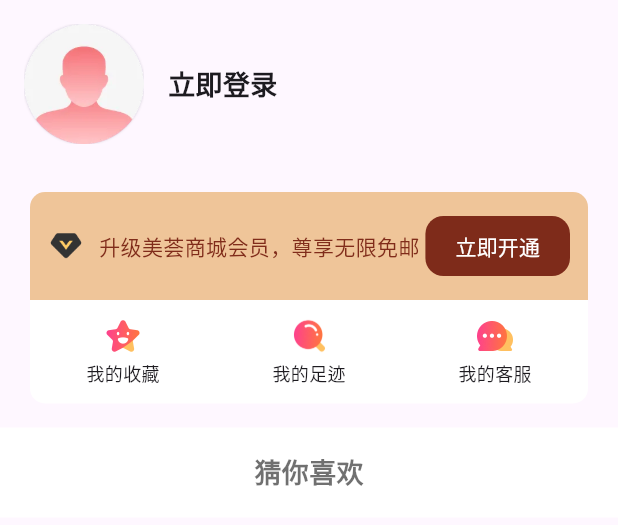
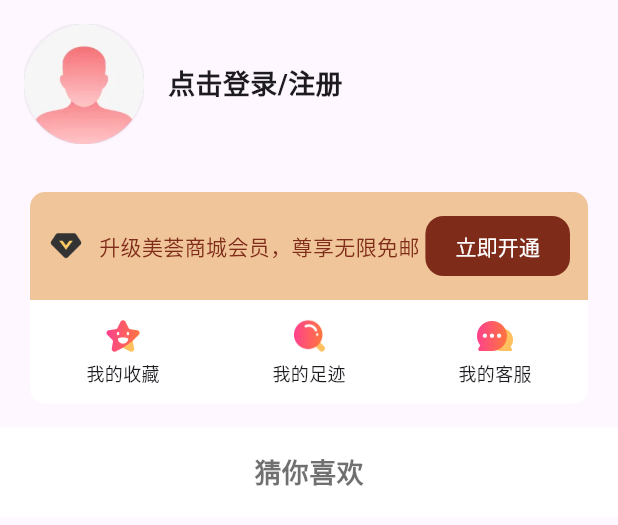
Before and after one commit to GoldenSide/flutter_shop, a Flutter app: the MineView widget shown alone on an empty page, opened directly, on a phone screen of 412 x 824 dp. Shown: the top 525 px of the screen. Run offline on Flutter 3.47's test engine with Material 3 defaults, Android fonts, the phone set to English and light mode, and no system bars; our stand-ins replace carousel_slider, dio, get; missing offline and left inert: dart:js_interop; network calls fail.

Commit message:
登录信息共享数据

```diff
--- a/lib/pages/Login/index.dart
+++ b/lib/pages/Login/index.dart
@@ -1,7 +1,9 @@
 import 'package:dio/dio.dart';
 import 'package:flutter/material.dart';
 import 'package:flutter_dianshang/api/user.dart';
+import 'package:flutter_dianshang/stores/userController.dart';
 import 'package:flutter_dianshang/utils/ToastUtils.dart';
+import 'package:get/get.dart';
 
 class LoginPage extends StatefulWidget {
   const LoginPage({Key? key}) : super(key: key);
@@ -16,7 +18,7 @@ class _LoginPageState extends State<LoginPage> {
   final TextEditingController _passwordController = TextEditingController();
   bool _obscure = true;
   bool _loading = false;
-
+  final UserController _userController = Get.find();
   @override
   void dispose() {
     _usernameController.dispose();
@@ -56,6 +58,7 @@ class _LoginPageState extends State<LoginPage> {
         'password': _passwordController.text,
       });
       ToastUtils.showToast(context, '登录成功');
+      _userController.updateUserInfo(userInfo);
       print('登录成功: $userInfo');
     } catch (e) {
       ToastUtils.showToast(context, '登录失败: ${(e as DioException).message}');
--- a/lib/pages/Main/index.dart
+++ b/lib/pages/Main/index.dart
@@ -12,7 +12,7 @@ class MainPage extends StatefulWidget {
 }
 
 class _MainPageState extends State<MainPage> {
-  int _currentIndex = 3;
+  int _currentIndex = 0;
 
   final List<Map<String, String>> _tabList = [
     {
--- a/lib/pages/Mine/index.dart
+++ b/lib/pages/Mine/index.dart
@@ -2,8 +2,10 @@ import 'package:flutter/material.dart';
 import 'package:flutter_dianshang/api/mine.dart';
 import 'package:flutter_dianshang/components/Home/YeMoreList.dart';
 import 'package:flutter_dianshang/components/Mine/YeGuess.dart';
+import 'package:flutter_dianshang/stores/userController.dart';
 import 'package:flutter_dianshang/viewmodels/home.dart';
 import 'package:flutter_dianshang/viewmodels/mine.dart';
+import 'package:get/get.dart';
 
 class MineView extends StatefulWidget {
   const MineView({Key? key}) : super(key: key);
@@ -22,6 +24,8 @@ class _MineViewState extends State<MineView> {
   };
   bool _isLoading = false;
   bool _hasMore = true;
+  final UserController _userController = Get.put(UserController());
+
   void _getGuessList() async {
     if (_isLoading || !_hasMore) return;
     _isLoading = true;
@@ -102,9 +106,13 @@ class _MineViewState extends State<MineView> {
       padding: const EdgeInsets.all(16),
       child: Row(
         children: [
-          CircleAvatar(
-            radius: 40,
-            child: Image.asset('lib/assets/goods_avatar.png'),
+          Obx(
+            () => CircleAvatar(
+              radius: 40,
+              child: _userController.userInfo.value.avatar.isNotEmpty
+                  ? Image.network(_userController.userInfo.value.avatar)
+                  : Image.asset('lib/assets/goods_avatar.png'),
+            ),
           ),
           const SizedBox(width: 16),
           Column(
@@ -112,11 +120,20 @@ class _MineViewState extends State<MineView> {
             children: [
               GestureDetector(
                 onTap: () {
-                  Navigator.pushNamed(context, '/login');
+                  if (_userController.userInfo.value.id.isNotEmpty) {
+                    Navigator.pushNamed(context, '/user');
+                  } else {
+                    Navigator.pushNamed(context, '/login');
+                  }
                 },
-                child: const Text(
-                  '立即登录',
-                  style: TextStyle(fontSize: 18, fontWeight: FontWeight.bold),
+                child: Obx(
+                  () => Text(
+                    _userController.userInfo.value.nickname.isNotEmpty
+                        ? _userController.userInfo.value.nickname
+                        : '点击登录/注册',
+                    style: const TextStyle(
+                        fontSize: 18, fontWeight: FontWeight.bold),
+                  ),
                 ),
               ),
             ],
```
